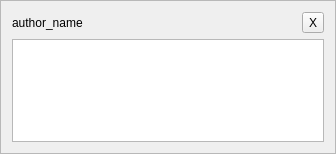
Above: plugins/buddycloud/post_frame_view.ui from marosi/SocialDesktopClient before the change. Below: the same form after it.
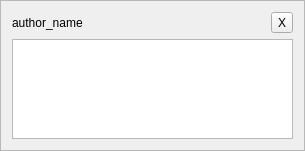
That is the form after the change.

Diff of the .ui file:
```diff
--- a/plugins/buddycloud/post_frame_view.ui
+++ b/plugins/buddycloud/post_frame_view.ui
@@ -6,8 +6,8 @@
    <rect>
     <x>0</x>
     <y>0</y>
-    <width>336</width>
-    <height>154</height>
+    <width>305</width>
+    <height>144</height>
    </rect>
   </property>
   <property name="windowTitle">
@@ -41,11 +41,17 @@
    <item>
     <widget class="QTextBrowser" name="content">
      <property name="sizePolicy">
-      <sizepolicy hsizetype="Expanding" vsizetype="Preferred">
+      <sizepolicy hsizetype="Expanding" vsizetype="MinimumExpanding">
        <horstretch>0</horstretch>
        <verstretch>0</verstretch>
       </sizepolicy>
      </property>
+     <property name="minimumSize">
+      <size>
+       <width>0</width>
+       <height>100</height>
+      </size>
+     </property>
     </widget>
    </item>
   </layout>
```
